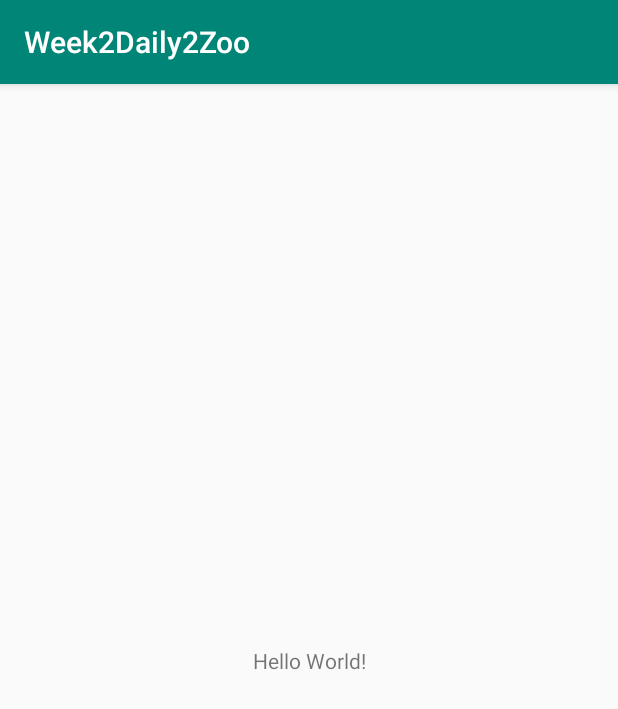
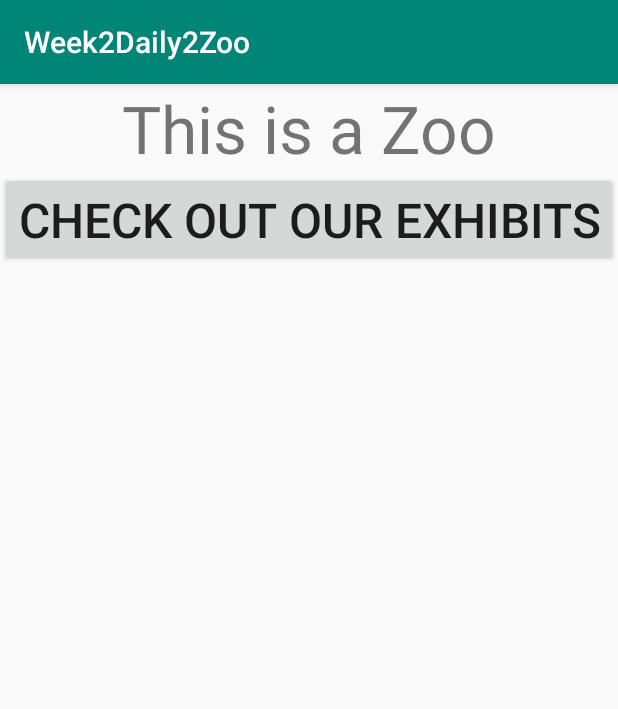
Before and after one commit to josecatalasan/Week2Daily2Zoo, an Android app: the screen it shows after launch (MainActivity), on a phone screen of 412 x 824 dp. Shown: the top 709 px of the screen. Run offline under Robolectric (Android 15) with nearby library versions, the phone set to English and light mode, and no system bars.

Commit message:
added logic to Main_Activity

```diff
--- a/Week2Daily2Zoo/app/src/main/java/com/example/week2daily2zoo/MainActivity.java
+++ b/Week2Daily2Zoo/app/src/main/java/com/example/week2daily2zoo/MainActivity.java
@@ -2,14 +2,37 @@ package com.example.week2daily2zoo;
 
 import androidx.appcompat.app.AppCompatActivity;
 
+import android.content.Intent;
 import android.os.Bundle;
+import android.view.View;
 import android.widget.TextView;
 
+import java.util.ArrayList;
+
 public class MainActivity extends AppCompatActivity {
+
+    private ArrayList<Animal> animals;
 
     @Override
     protected void onCreate(Bundle savedInstanceState) {
         super.onCreate(savedInstanceState);
         setContentView(R.layout.activity_main);
+        setupAnimals();
+    }
+
+    public void goToCategories(View view){
+        Intent categoryIntent = new Intent(this, CategoryActivity.class);
+        Bundle bundle = new Bundle();
+        bundle.putParcelableArrayList("animal", animals);
+        categoryIntent.putExtras(bundle);
+        startActivity(categoryIntent);
+    }
+
+    public void setupAnimals(){
+//  String name, eatingHabit, habitat, kingdom,
+//  suborder, family, imageFile, description;
+//  soundFile;
+        animals = new ArrayList<>();
+        animals.add(new Animal("Monkey", "Omnivore", "Jungle","Animalia", "Macaca", "Fascicularis", "imageFile", "This is a monkey. He throws poo.", 0));
     }
 }
--- a/Week2Daily2Zoo/app/src/main/res/layout/activity_main.xml
+++ b/Week2Daily2Zoo/app/src/main/res/layout/activity_main.xml
@@ -7,12 +7,23 @@
     tools:context=".MainActivity">
 
     <TextView
-        android:layout_width="wrap_content"
+        android:id="@+id/mainHeader"
+        android:layout_width="match_parent"
         android:layout_height="wrap_content"
-        android:text="Hello World!"
-        app:layout_constraintBottom_toBottomOf="parent"
+        android:text="This is a Zoo"
+        android:textSize="44dp"
+        android:gravity="center"
         app:layout_constraintLeft_toLeftOf="parent"
         app:layout_constraintRight_toRightOf="parent"
         app:layout_constraintTop_toTopOf="parent" />
 
+    <Button
+        android:id = "@+id/btnCategories"
+        android:text="Check out our Exhibits"
+        android:textSize="32dp"
+        android:layout_width="wrap_content"
+        android:layout_height="wrap_content"
+        android:onClick="goToCategories"
+        app:layout_constraintTop_toBottomOf="@id/mainHeader"/>
+
 </androidx.constraintlayout.widget.ConstraintLayout>
```
Also changed, not shown: Week2Daily2Zoo/app/src/main/java/com/example/week2daily2zoo/AnimalDetailsActivity.java (+4 -4 lines), Week2Daily2Zoo/app/src/main/java/com/example/week2daily2zoo/AnimalListActivity.java (+4 -4 lines), Week2Daily2Zoo/app/src/main/res/layout/category_item.xml (+1 -8 lines), 1 other file.
